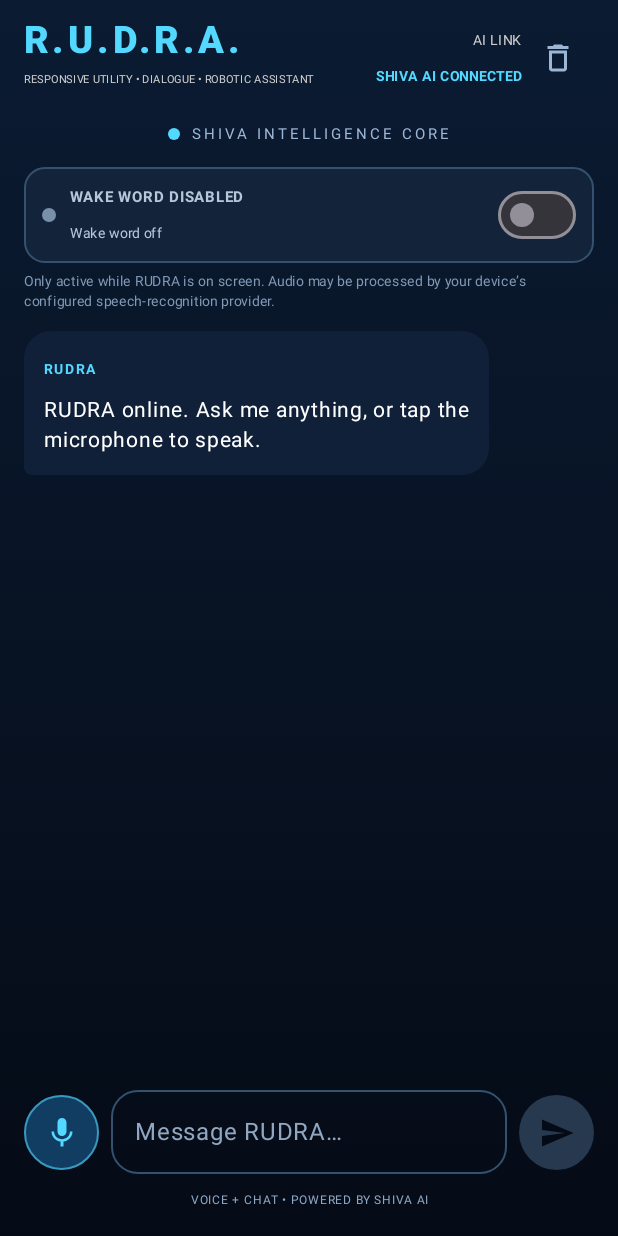
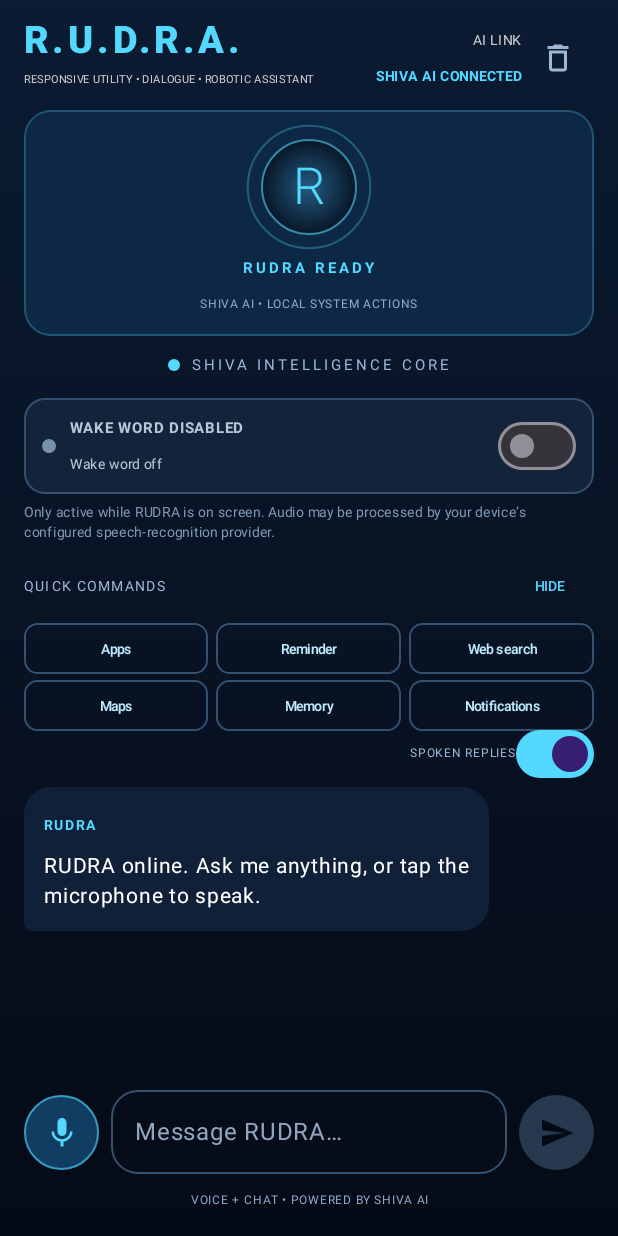
Before and after one commit to syntaxbhavesh/rudra, an Android app built with Jetpack Compose: the screen it shows after launch (MainActivity), on a phone screen of 412 x 824 dp. Run offline under Robolectric (Android 15) with nearby library versions, the phone set to English and light mode, and no system bars.

Commit message:
Build JARVIS-style dashboard, quick actions and voice settings

```diff
--- a/app/src/main/java/com/syntaxbhavesh/rudra/MainActivity.kt
+++ b/app/src/main/java/com/syntaxbhavesh/rudra/MainActivity.kt
@@ -13,6 +13,8 @@ import androidx.activity.ComponentActivity
 import androidx.activity.compose.setContent
 import androidx.activity.compose.rememberLauncherForActivityResult
 import androidx.activity.result.contract.ActivityResultContracts
+import androidx.compose.animation.core.*
+import androidx.compose.ui.draw.scale
 import androidx.compose.foundation.background
 import androidx.compose.foundation.border
 import androidx.compose.foundation.layout.*
@@ -535,7 +537,14 @@ private fun RudraScreen(
     var wakeEnabled by remember { mutableStateOf(false) }
     var listeningStatus by remember { mutableStateOf("Wake word off") }
     var pendingWakeEnable by remember { mutableStateOf(false) }
+    var voiceReplies by remember { mutableStateOf(true) }
+    var quickActionsVisible by remember { mutableStateOf(true) }
     val listState = rememberLazyListState()
+    val orbPulse by rememberInfiniteTransition(label = "rudra-orb").animateFloat(
+        initialValue = 0.96f, targetValue = 1.04f,
+        animationSpec = infiniteRepeatable(tween(1100, easing = FastOutSlowInEasing), RepeatMode.Reverse),
+        label = "orb-pulse"
+    )
 
     val permission = rememberLauncherForActivityResult(ActivityResultContracts.RequestPermission()) { granted ->
         if (granted) {
@@ -546,7 +555,7 @@ private fun RudraScreen(
                     listeningStatus = "Wake word detected — speak now"
                     onListen({ spoken ->
                         status = "PROCESSING"
-                        submitMessage(spoken, messages, onLocalCommand, onAskShiva, onSpeak,
+                        submitMessage(spoken, messages, onLocalCommand, onAskShiva, if (voiceReplies) onSpeak else {},
                             { messages = it }, { sending = it }, { status = it })
                         if (wakeEnabled) onWakeWordStart({}, { listeningStatus = it })
                     }, { error ->
@@ -613,7 +622,25 @@ private fun RudraScreen(
                     }
                 }
             }
-            Spacer(Modifier.height(12.dp))
+            Spacer(Modifier.height(8.dp))
+            Surface(
+                color = Color(0xFF0D2844), shape = RoundedCornerShape(18.dp),
+                border = androidx.compose.foundation.BorderStroke(1.dp, cyan.copy(alpha = .25f)),
+                modifier = Modifier.fillMaxWidth()
+            ) {
+                Column(horizontalAlignment = Alignment.CenterHorizontally, modifier = Modifier.padding(vertical = 9.dp)) {
+                    Box(contentAlignment = Alignment.Center, modifier = Modifier.size(84.dp)) {
+                        Box(Modifier.size(80.dp).scale(orbPulse).border(1.dp, cyan.copy(alpha = .3f), CircleShape))
+                        Box(Modifier.size(64.dp).border(1.dp, cyan.copy(alpha = .6f), CircleShape)
+                            .background(Brush.radialGradient(listOf(Color(0xFF245B82), Color(0xFF071525))), CircleShape))
+                        Text("R", color = cyan, fontSize = 34.sp, fontWeight = FontWeight.Light)
+                    }
+                    Text(if (sending) "PROCESSING REQUEST" else if (wakeEnabled) "VOICE CHANNEL ACTIVE" else "RUDRA READY",
+                        color = cyan, fontSize = 10.sp, letterSpacing = 2.sp, fontWeight = FontWeight.Bold)
+                    Text("SHIVA AI • LOCAL SYSTEM ACTIONS", color = Color(0xFF8FAAC7), fontSize = 8.sp)
+                }
+            }
+            Spacer(Modifier.height(7.dp))
             Row(Modifier.fillMaxWidth(), horizontalArrangement = Arrangement.Center, verticalAlignment = Alignment.CenterVertically) {
                 Box(Modifier.size(8.dp).background(if (sending) Color(0xFFFFC857) else cyan, CircleShape))
                 Spacer(Modifier.width(8.dp))
@@ -656,6 +683,30 @@ private fun RudraScreen(
                 color = Color(0xFF8199B5), fontSize = 9.sp, lineHeight = 13.sp,
                 modifier = Modifier.padding(top = 5.dp, bottom = 5.dp))
 
+            Row(Modifier.fillMaxWidth(), horizontalArrangement = Arrangement.SpaceBetween, verticalAlignment = Alignment.CenterVertically) {
+                Text("QUICK COMMANDS", color = Color(0xFF9CB6D4), fontSize = 9.sp, letterSpacing = 1.5.sp)
+                TextButton(onClick = { quickActionsVisible = !quickActionsVisible }) {
+                    Text(if (quickActionsVisible) "HIDE" else "SHOW", color = cyan, fontSize = 9.sp)
+                }
+            }
+            if (quickActionsVisible) {
+                Column(verticalArrangement = Arrangement.spacedBy(4.dp)) {
+                    Row(horizontalArrangement = Arrangement.spacedBy(5.dp), modifier = Modifier.fillMaxWidth()) {
+                        QuickAction("Apps", Modifier.weight(1f)) { input = "list apps" }
+                        QuickAction("Reminder", Modifier.weight(1f)) { input = "remind me in 10 minutes to " }
+                        QuickAction("Web search", Modifier.weight(1f)) { input = "search web for " }
+                    }
+                    Row(horizontalArrangement = Arrangement.spacedBy(5.dp), modifier = Modifier.fillMaxWidth()) {
+                        QuickAction("Maps", Modifier.weight(1f)) { input = "find on maps " }
+                        QuickAction("Memory", Modifier.weight(1f)) { input = "what do you remember" }
+                        QuickAction("Notifications", Modifier.weight(1f)) { input = "read notifications" }
+                    }
+                }
+            }
+            Row(Modifier.fillMaxWidth(), horizontalArrangement = Arrangement.End, verticalAlignment = Alignment.CenterVertically) {
+                Text("SPOKEN REPLIES", color = Color(0xFF9CB6D4), fontSize = 8.sp)
+                Switch(checked = voiceReplies, onCheckedChange = { voiceReplies = it }, modifier = Modifier.height(30.dp))
+            }
             LazyColumn(
                 modifier = Modifier.weight(1f).fillMaxWidth(),
                 state = listState,
@@ -706,7 +757,7 @@ private fun RudraScreen(
                         val text = input.trim()
                         if (text.isNotEmpty() && !sending) {
                             input = ""
-                            submitMessage(text, messages, onLocalCommand, onAskShiva, onSpeak,
+                            submitMessage(text, messages, onLocalCommand, onAskShiva, if (voiceReplies) onSpeak else {},
                                 { messages = it }, { sending = it }, { status = it })
                         }
                     }),
@@ -731,6 +782,18 @@ private fun RudraScreen(
             Spacer(Modifier.height(5.dp))
             Text("VOICE + CHAT • POWERED BY SHIVA AI", color = Color(0xFF8DA7C5), fontSize = 8.sp, textAlign = TextAlign.Center, modifier = Modifier.fillMaxWidth())
         }
+    }
+}
+
+@Composable
+private fun QuickAction(label: String, modifier: Modifier = Modifier, onClick: () -> Unit) {
+    OutlinedButton(
+        onClick = onClick, modifier = modifier.height(34.dp),
+        contentPadding = PaddingValues(horizontal = 3.dp, vertical = 0.dp),
+        shape = RoundedCornerShape(9.dp),
+        border = androidx.compose.foundation.BorderStroke(1.dp, Color(0xFF34516F))
+    ) {
+        Text(label, color = Color(0xFFBDEBFF), fontSize = 9.sp, textAlign = TextAlign.Center)
     }
 }
 
```
